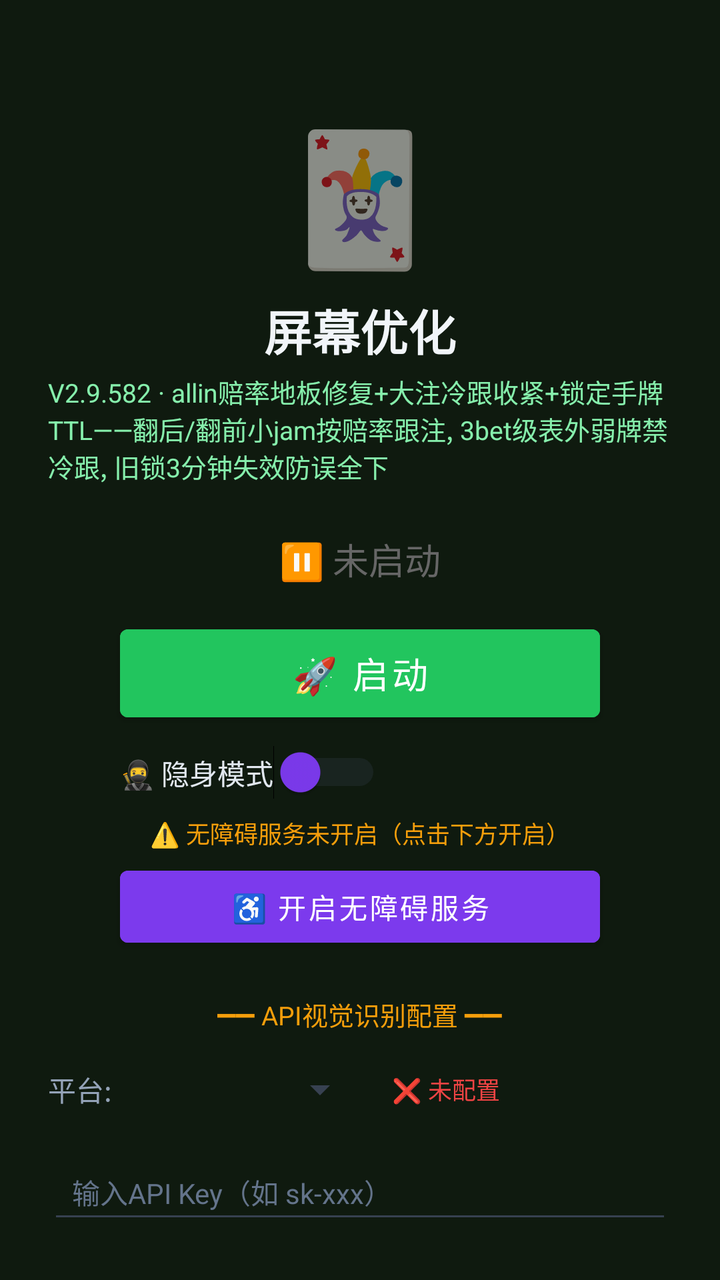
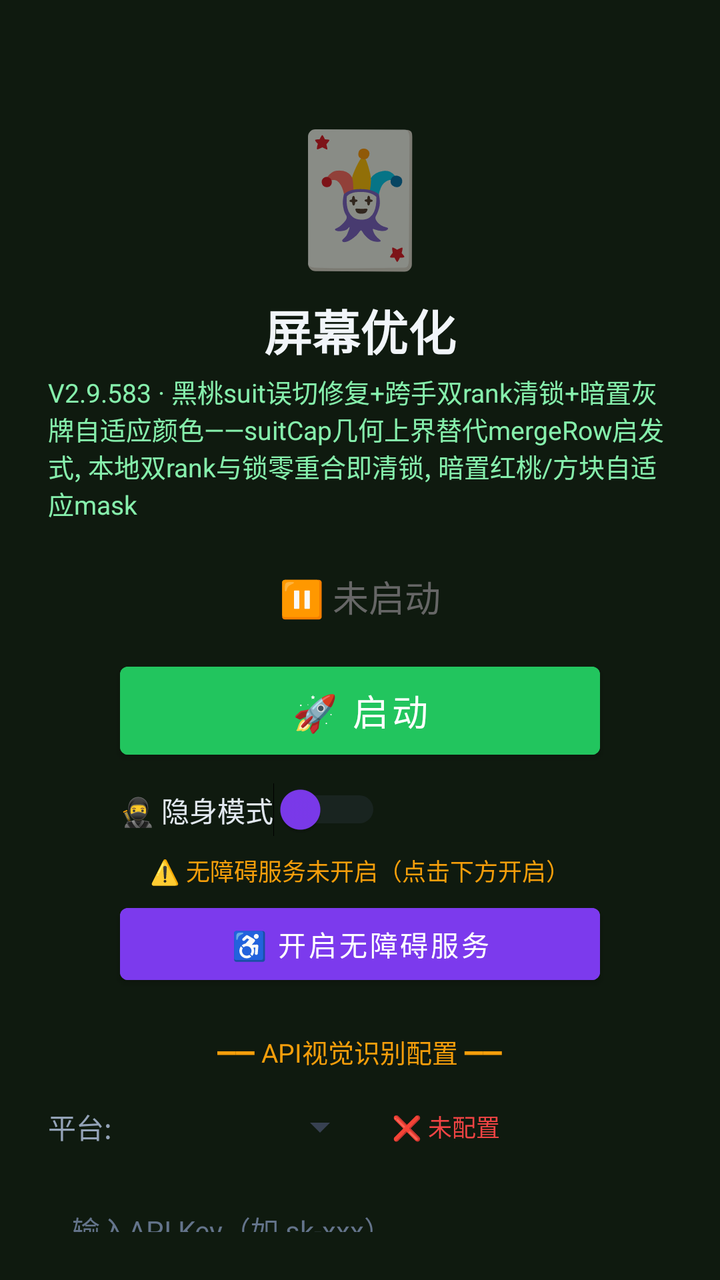

The first picture is an Android layout as it rendered before a commit; the second is the same layout after the commit. The layout source and the unified diff follow.
<!-- AndroidManifest.xml: activity theme Theme.MjScreenshot -->
<!-- res/layout/activity_main.xml -->
<?xml version="1.0" encoding="utf-8"?>
<LinearLayout xmlns:android="http://schemas.android.com/apk/res/android"
    android:layout_width="match_parent"
    android:layout_height="match_parent"
    android:orientation="vertical"
    android:background="#0f1a0f"
    android:padding="24dp"
    android:gravity="center_horizontal">

    <TextView
        android:layout_width="wrap_content"
        android:layout_height="wrap_content"
        android:text="🃏"
        android:textSize="64sp"
        android:layout_marginTop="30dp" />

    <TextView
        android:layout_width="wrap_content"
        android:layout_height="wrap_content"
        android:text="屏幕优化"
        android:textSize="24sp"
        android:textColor="#f1f5f9"
        android:textStyle="bold"
        android:layout_marginTop="8dp" />

    <TextView
        android:layout_width="wrap_content"
        android:layout_height="wrap_content"
        android:text="V2.9.582 · allin赔率地板修复+大注冷跟收紧+锁定手牌TTL——翻后/翻前小jam按赔率跟注, 3bet级表外弱牌禁冷跟, 旧锁3分钟失效防误全下"
        android:textSize="13sp"
        android:textColor="#86efac"
        android:layout_marginTop="4dp" />

    <TextView
        android:id="@+id/tvStatus"
        android:layout_width="wrap_content"
        android:layout_height="wrap_content"
        android:text="⏸ 未启动"
        android:textSize="18sp"
        android:textColor="#666666"
        android:layout_marginTop="24dp" />

    <Button
        android:id="@+id/btnStart"
        android:layout_width="240dp"
        android:layout_height="56dp"
        android:text="🚀 启动"
        android:textSize="18sp"
        android:textColor="#ffffff"
        android:backgroundTint="#22c55e"
        android:layout_marginTop="16dp" />

    <Button
        android:id="@+id/btnHelper"
        android:layout_width="240dp"
        android:layout_height="56dp"
        android:text="🃏 打开智囊"
        android:textSize="16sp"
        android:textColor="#ffffff"
        android:backgroundTint="#16a34a"
        android:layout_marginTop="12dp"
        android:visibility="gone" />

    
    <LinearLayout
        android:layout_width="240dp"
        android:layout_height="wrap_content"
        android:orientation="horizontal"
        android:gravity="center_vertical"
        android:layout_marginTop="8dp">

        <Switch
            android:id="@+id/switchStealth"
            android:layout_width="wrap_content"
            android:layout_height="wrap_content"
            android:text="🥷 隐身模式"
            android:textColor="#e2e8f0"
            android:textSize="14sp"
            android:thumbTint="#7c3aed"
            android:trackTint="#374151" />
    </LinearLayout>

    <TextView
        android:id="@+id/tvAccessibilityStatus"
        android:layout_width="wrap_content"
        android:layout_height="wrap_content"
        android:text="⚠️ 无障碍服务未开启（点击下方开启）"
        android:textSize="12sp"
        android:textColor="#f59e0b"
        android:layout_marginTop="8dp"
        android:gravity="center" />

    <Button
        android:id="@+id/btnAccessibility"
        android:layout_width="240dp"
        android:layout_height="48dp"
        android:text="♿ 开启无障碍服务"
        android:textSize="14sp"
        android:textColor="#ffffff"
        android:backgroundTint="#7c3aed"
        android:layout_marginTop="4dp" />

    <TextView
        android:layout_width="wrap_content"
        android:layout_height="wrap_content"
        android:text="━━ API视觉识别配置 ━━"
        android:textSize="13sp"
        android:textColor="#f59e0b"
        android:layout_marginTop="20dp" />

    <LinearLayout
        android:layout_width="match_parent"
        android:layout_height="wrap_content"
        android:orientation="horizontal"
        android:layout_marginTop="8dp"
        android:gravity="center_vertical">

        <TextView
            android:layout_width="wrap_content"
            android:layout_height="wrap_content"
            android:text="平台:"
            android:textSize="14sp"
            android:textColor="#94a3b8" />

        <Spinner
            android:id="@+id/spinnerProvider"
            android:layout_width="120dp"
            android:layout_height="40dp"
            android:layout_marginStart="8dp"
            android:backgroundTint="#374151" />

        <TextView
            android:id="@+id/tvApiStatus"
            android:layout_width="wrap_content"
            android:layout_height="wrap_content"
            android:text="❌ 未配置"
            android:textSize="12sp"
            android:textColor="#ef4444"
            android:layout_marginStart="12dp" />
    </LinearLayout>

    <EditText
        android:id="@+id/etApiKey"
        android:layout_width="match_parent"
        android:layout_height="44dp"
        android:hint="输入API Key（如 sk-xxx）"
        android:textSize="14sp"
        android:textColor="#e2e8f0"
        android:textColorHint="#64748b"
        android:backgroundTint="#374151"
        android:inputType="textPassword"
        android:layout_marginTop="8dp"
        android:paddingStart="12dp"
        android:paddingEnd="12dp" />

    <Button
        android:id="@+id/btnSaveApi"
        android:layout_width="200dp"
        android:layout_height="44dp"
        android:text="💾 保存API配置"
        android:textSize="14sp"
        android:textColor="#ffffff"
        android:backgroundTint="#d97706"
        android:layout_marginTop="8dp" />

    <TextView
        android:id="@+id/tvHint"
        android:layout_width="wrap_content"
        android:layout_height="wrap_content"
        android:text="先点上方按钮启动截屏"
        android:textSize="13sp"
        android:textColor="#666666"
        android:layout_marginTop="12dp"
        android:gravity="center" />

    <TextView
        android:layout_width="wrap_content"
        android:layout_height="wrap_content"
        android:text="使用步骤：\n1. 配置API Key（支持OpenAI/通义千问VL/硅基流动）\n2. 点「开启无障碍服务」→ 开启\n3. 开启「🥷隐身模式」(反检测)\n4. 点「启动」→ 允许悬浮窗\n5. 打牌时点屏幕上的🎯悬浮球即可截屏识别\n★ 拖动悬浮球可移到不挡牌的位置 ★\n★ 长按悬浮球可展开/收起详细面板 ★\n★ 悬浮球边框颜色=建议：绿=加注 橙=跟注 红=弃牌 ★"
        android:textSize="12sp"
        android:textColor="#64748b"
        android:layout_marginTop="12dp"
        android:lineSpacingExtra="3dp" />

</LinearLayout>
<!-- resources referenced by this layout -->
<resources>
  <style name="Theme.MjScreenshot" parent="Theme.MaterialComponents.DayNight.DarkActionBar">
          <item name="colorPrimary">#1e40af</item>
          <item name="colorPrimaryVariant">#1e3a8a</item>
          <item name="colorOnPrimary">#ffffff</item>
          <item name="android:statusBarColor">#0f172a</item>
      </style>
</resources>

<!-- the commit's change to res/layout/activity_main.xml (unified diff, before → after) -->
@@ -26,7 +26,7 @@
     <TextView
         android:layout_width="wrap_content"
         android:layout_height="wrap_content"
-        android:text="V2.9.582 · allin赔率地板修复+大注冷跟收紧+锁定手牌TTL——翻后/翻前小jam按赔率跟注, 3bet级表外弱牌禁冷跟, 旧锁3分钟失效防误全下"
+        android:text="V2.9.583 · 黑桃suit误切修复+跨手双rank清锁+暗置灰牌自适应颜色——suitCap几何上界替代mergeRow启发式, 本地双rank与锁零重合即清锁, 暗置红桃/方块自适应mask"
         android:textSize="13sp"
         android:textColor="#86efac"
         android:layout_marginTop="4dp" />
